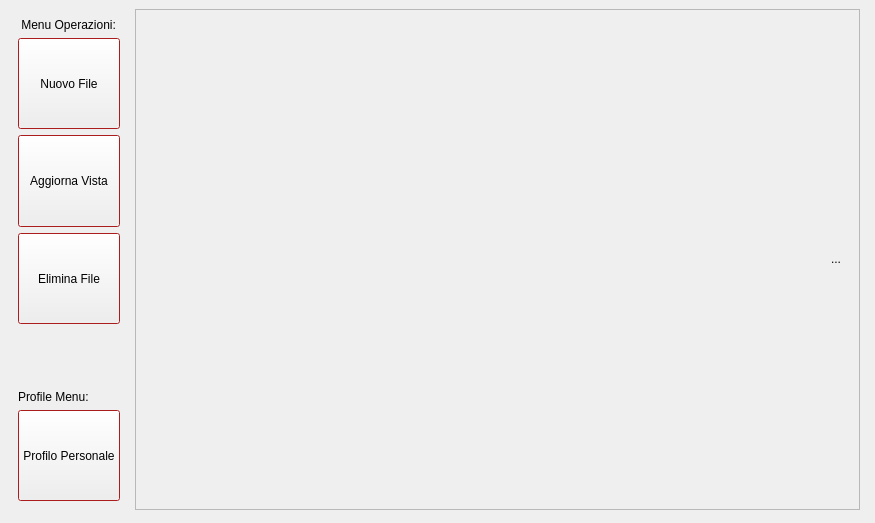
This is Login/homepage.ui in cosimo265598/Edilive as Qt 5 draws it before an edit. The edited form follows.
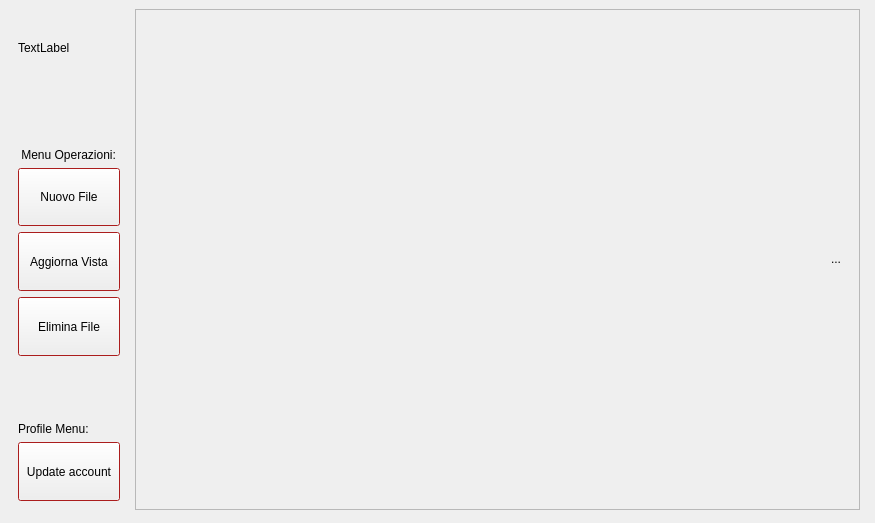
This is the edited form.

Commit message: adding logics for send user info from server to client in order to display them into home page and update page. TODO: finish logics, no info loaded by the server functions. Check the image load function. Do optimizations and errors handling

```diff
--- a/Login/homepage.ui
+++ b/Login/homepage.ui
@@ -102,6 +102,23 @@
        </palette>
       </property>
       <layout class="QVBoxLayout" name="verticalLayout">
+       <item>
+        <widget class="QLabel" name="accountImage">
+         <property name="text">
+          <string>TextLabel</string>
+         </property>
+        </widget>
+       </item>
+       <item>
+        <widget class="QLabel" name="username">
+         <property name="text">
+          <string/>
+         </property>
+         <property name="alignment">
+          <set>Qt::AlignCenter</set>
+         </property>
+        </widget>
+       </item>
        <item>
         <widget class="QLabel" name="label_menu">
          <property name="sizePolicy">
@@ -192,7 +209,7 @@
           </sizepolicy>
          </property>
          <property name="text">
-          <string>Profilo Personale</string>
+          <string>Update account</string>
          </property>
         </widget>
        </item>
```
The commit also changes 23 other files.
